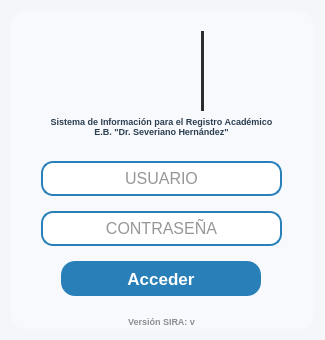
Before: the Qt Designer form resources/ui/login.ui in Proyecto-Uptjaa/Proyecto_SIRA, drawn with Qt 5.
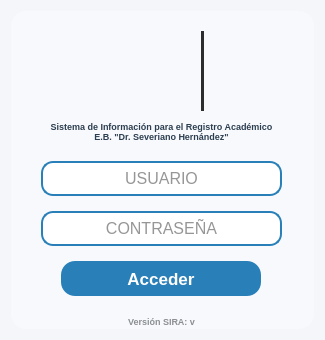
After: the same form once the commit is applied. Icons and pictures are not drawn.

```diff
--- a/resources/ui/login.ui
+++ b/resources/ui/login.ui
@@ -307,7 +307,7 @@
       <property name="geometry">
        <rect>
         <x>0</x>
-        <y>95</y>
+        <y>100</y>
         <width>301</width>
         <height>41</height>
        </rect>
```
